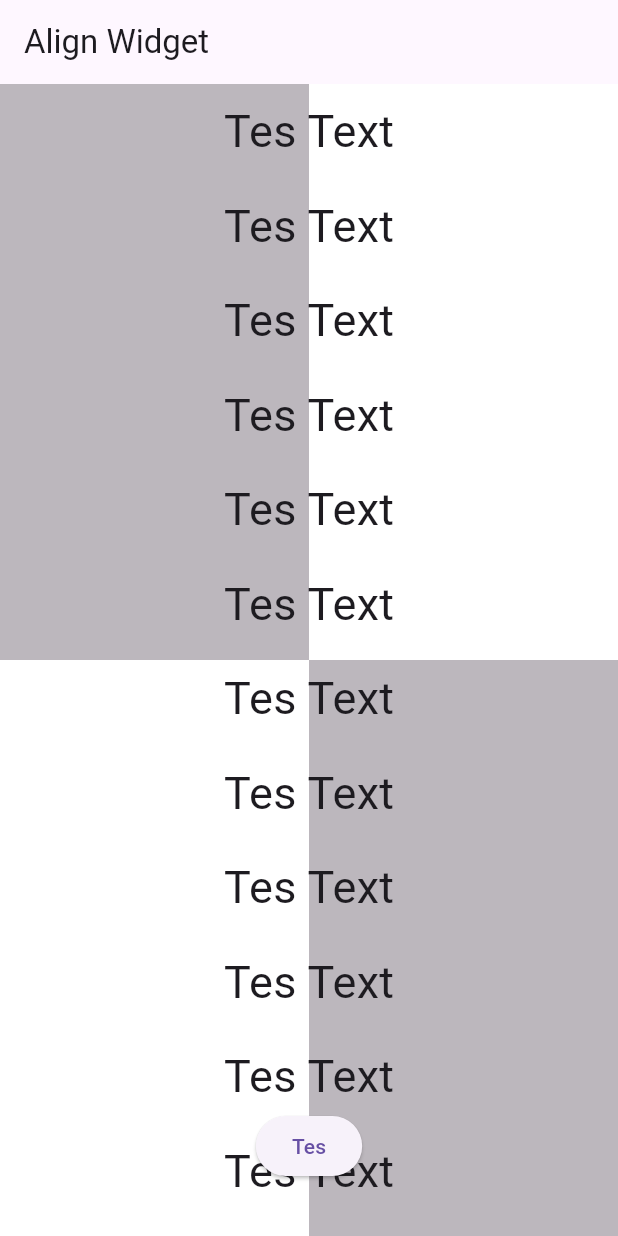
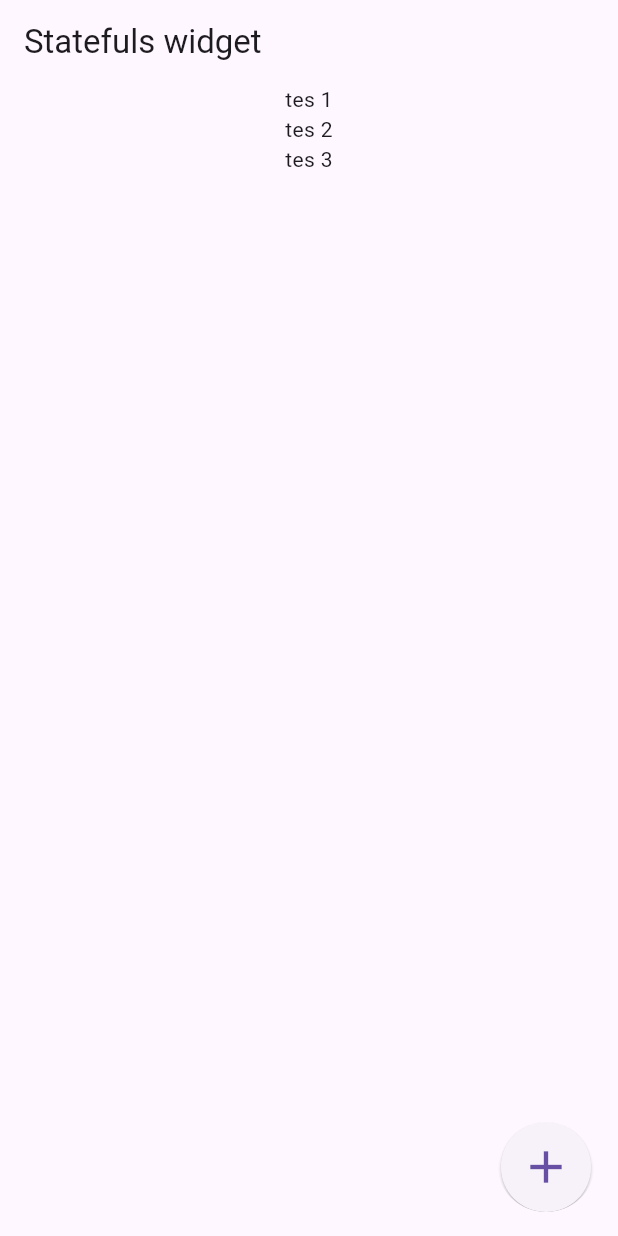
Before and after one commit to MFaqihRidho/learn-flutter, a Flutter app: the screen it shows after launch, on a phone screen of 412 x 824 dp. Run offline on Flutter 3.47's test engine with Material 3 defaults, Android fonts, the light colour scheme and no system bars.

Commit message:
✨ listview

```diff
--- a/lib/main.dart
+++ b/lib/main.dart
@@ -1,192 +1,97 @@
-import 'dart:math';
 import 'package:flutter/material.dart';
 
 void main() {
   runApp(const MyApp());
 }
 
-class MyApp extends StatelessWidget {
+class MyApp extends StatefulWidget {
   const MyApp({super.key});
+
+  @override
+  State<MyApp> createState() => _MyAppState();
+}
+
+class _MyAppState extends State<MyApp> {
+  int number = 0;
+  void onPressed() {
+    setState(() {
+      number += 1;
+    });
+  }
 
   @override
   Widget build(BuildContext context) {
     return MaterialApp(
         home: Scaffold(
-      appBar: AppBar(title: Text('Align Widget')),
-      body: (Stack(
-        children: [
-          Column(
-            children: [
-              Flexible(
-                  flex: 1,
-                  child: Row(
-                    children: [
-                      Flexible(
-                        flex: 1,
-                        child: Container(
-                          color: Colors.black26,
-                        ),
-                      ),
-                      Flexible(
-                        flex: 1,
-                        child: Container(
-                          color: Colors.white,
-                        ),
-                      )
-                    ],
-                  )),
-              Flexible(
-                  flex: 1,
-                  child: Row(
-                    children: [
-                      Flexible(
-                        flex: 1,
-                        child: Container(
-                          color: Colors.white,
-                        ),
-                      ),
-                      Flexible(
-                        flex: 1,
-                        child: Container(
-                          color: Colors.black26,
-                        ),
-                      )
-                    ],
-                  ))
-            ],
-          ),
-          ListView(
-            children: [
-              Column(
-                children: [
-                  Container(
-                    margin: EdgeInsets.all(10),
-                    child: Text(
-                      'Tes Text',
-                      style: TextStyle(fontSize: 30),
-                    ),
-                  ),
-                  Container(
-                    margin: EdgeInsets.all(10),
-                    child: Text(
-                      'Tes Text',
-                      style: TextStyle(fontSize: 30),
-                    ),
-                  ),
-                  Container(
-                    margin: EdgeInsets.all(10),
-                    child: Text(
-                      'Tes Text',
-                      style: TextStyle(fontSize: 30),
-                    ),
-                  ),
-                  Container(
-                    margin: EdgeInsets.all(10),
-                    child: Text(
-                      'Tes Text',
-                      style: TextStyle(fontSize: 30),
-                    ),
-                  ),
-                  Container(
-                    margin: EdgeInsets.all(10),
-                    child: Text(
-                      'Tes Text',
-                      style: TextStyle(fontSize: 30),
-                    ),
-                  ),
-                  Container(
-                    margin: EdgeInsets.all(10),
-                    child: Text(
-                      'Tes Text',
-                      style: TextStyle(fontSize: 30),
-                    ),
-                  ),
-                  Container(
-                    margin: EdgeInsets.all(10),
-                    child: Text(
-                      'Tes Text',
-                      style: TextStyle(fontSize: 30),
-                    ),
-                  ),
-                  Container(
-                    margin: EdgeInsets.all(10),
-                    child: Text(
-                      'Tes Text',
-                      style: TextStyle(fontSize: 30),
-                    ),
-                  ),
-                  Container(
-                    margin: EdgeInsets.all(10),
-                    child: Text(
-                      'Tes Text',
-                      style: TextStyle(fontSize: 30),
-                    ),
-                  ),
-                  Container(
-                    margin: EdgeInsets.all(10),
-                    child: Text(
-                      'Tes Text',
-                      style: TextStyle(fontSize: 30),
-                    ),
-                  ),
-                  Container(
-                    margin: EdgeInsets.all(10),
-                    child: Text(
-                      'Tes Text',
-                      style: TextStyle(fontSize: 30),
-                    ),
-                  ),
-                  Container(
-                    margin: EdgeInsets.all(10),
-                    child: Text(
-                      'Tes Text',
-                      style: TextStyle(fontSize: 30),
-                    ),
-                  ),
-                  Container(
-                    margin: EdgeInsets.all(10),
-                    child: Text(
-                      'Tes Text',
-                      style: TextStyle(fontSize: 30),
-                    ),
-                  ),
-                  Container(
-                    margin: EdgeInsets.all(10),
-                    child: Text(
-                      'Tes Text',
-                      style: TextStyle(fontSize: 30),
-                    ),
-                  ),
-                  Container(
-                    margin: EdgeInsets.all(10),
-                    child: Text(
-                      'Tes Text',
-                      style: TextStyle(fontSize: 30),
-                    ),
-                  ),
-                  Container(
-                    margin: EdgeInsets.all(10),
-                    child: Text(
-                      'Tes Text',
-                      style: TextStyle(fontSize: 30),
-                    ),
-                  ),
-                  Container(
-                    margin: EdgeInsets.all(10),
-                    child: Text(
-                      'Tes Text',
-                      style: TextStyle(fontSize: 30),
-                    ),
-                  ),
-                ],
-              )
-            ],
-          ),
-          Align(
-              alignment: Alignment(0, 0.9),
-              child: ElevatedButton(onPressed: () {}, child: Text('Tes')))
-        ],
-      )),
+      appBar: AppBar(title: Text('Statefuls widget')),
+      body: MyWidget(),
     ));
   }
 }
+
+class MyWidget extends StatefulWidget {
+  @override
+  _MyWidgetState createState() => _MyWidgetState();
+}
+
+class _MyWidgetState extends State<MyWidget> {
+  List<Widget> widgets = [];
+
+  _MyWidgetState() {
+    widgets.add(Text('tes 1'));
+    widgets.add(Text('tes 2'));
+    widgets.add(Text('tes 3'));
+  }
+
+  void addWidget() {
+    setState(() {
+      widgets.add(Text('tes ${widgets.length + 1}'));
+    });
+  }
+
+  @override
+  Widget build(BuildContext context) {
+    return Stack(
+      children: [
+        // Your main content goes here
+        Center(
+          child: ListView(children: [
+            Column(
+              mainAxisAlignment: MainAxisAlignment.center,
+              children: [...widgets],
+            )
+          ]),
+        ),
+
+        // The floating button
+        Positioned(
+            bottom:
+                16, // Adjust this value to set the button's vertical position
+            right:
+                16, // Adjust this value to set the button's horizontal position
+            child: ClipOval(
+              child: ElevatedButton(
+                style: ButtonStyle(
+                  padding: MaterialStateProperty.all<EdgeInsetsGeometry>(
+                    EdgeInsets.all(12.0),
+                  ),
+                  shape: MaterialStateProperty.all<OutlinedBorder>(
+                    CircleBorder(),
+                  ),
+                ),
+                onPressed: () {
+                  // Add your button's functionality here
+                  setState(() {
+                    widgets.add(Text('tes ${widgets.length + 1}'));
+                  });
+                },
+                child: Icon(
+                  Icons.add,
+                  size: 36,
+                ),
+              ),
+            )),
+      ],
+    );
+  }
+}
```
